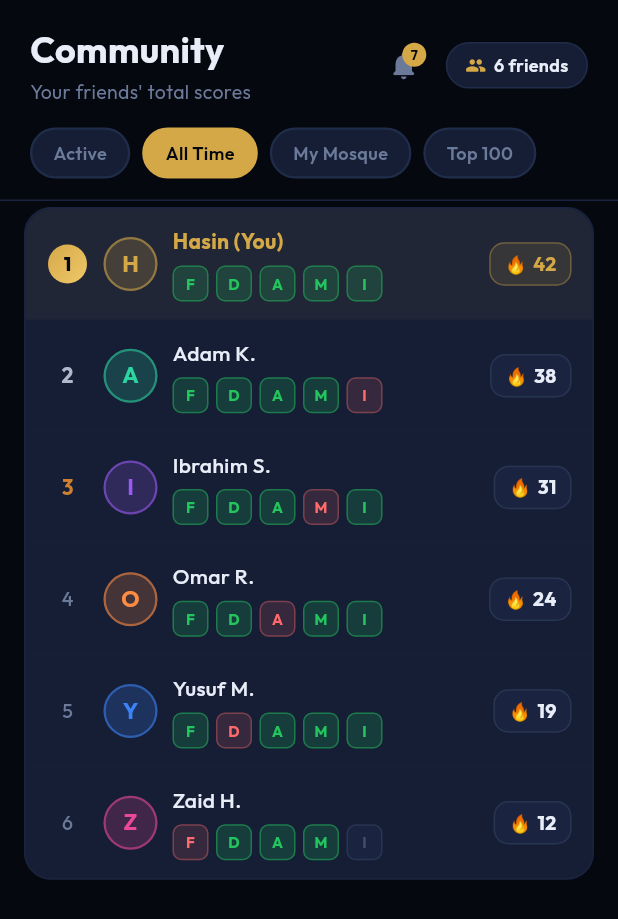
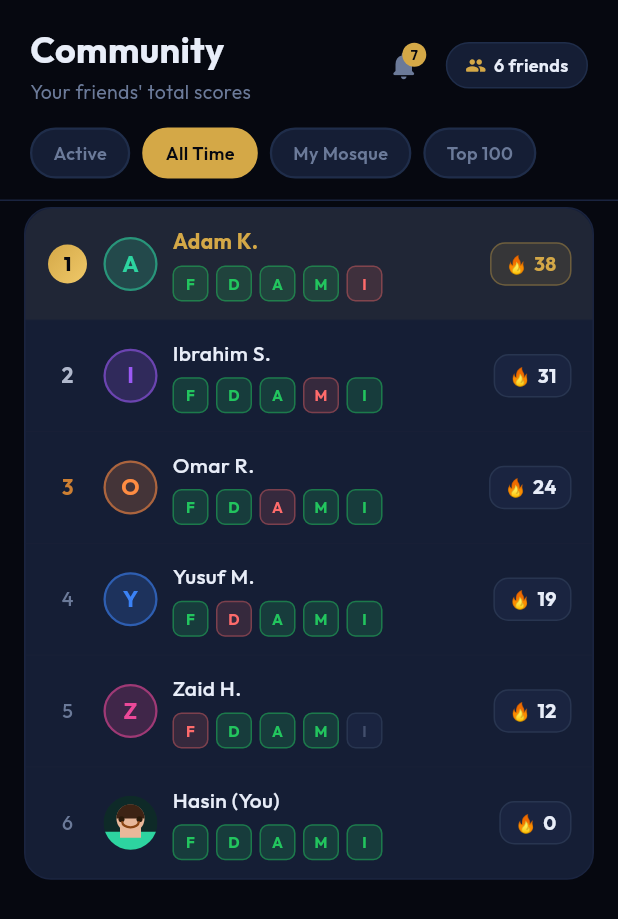
Before and after one commit to hasincltd/Salah-Socials, a Flutter app: the CommunityScreen screen opened directly, after a tap on "All Time", on a phone screen of 412 x 824 dp. Shown: the top 919 px of the screen. Run offline on Flutter 3.47's test engine with Material 3 defaults, Android fonts, the phone set to English and light mode, and no system bars; our stand-ins replace firebase_auth, firebase_core, flutter_dotenv, flutter_local_notifications, geolocator, google_fonts and 5 more; accounts and stored records are empty.

Commit message:
Hardcoded values removed — real streak, SS coins, avatar consistent across all screens
Co-Authored-By: Claude Sonnet 4.6 <noreply@anthropic.com>

```diff
--- a/lib/screens/community/community_screen.dart
+++ b/lib/screens/community/community_screen.dart
@@ -1,6 +1,9 @@
 import 'package:flutter/material.dart';
 import 'package:google_fonts/google_fonts.dart';
+import 'package:intl/intl.dart';
+import 'package:shared_preferences/shared_preferences.dart';
 import '../../theme/app_theme.dart';
+import '../../widgets/profile_avatar.dart';
 import '../notifications/notifications_screen.dart';
 
 part 'widgets/leaderboard_tab.dart';
@@ -227,6 +230,67 @@ class CommunityScreen extends StatefulWidget {
 class _CommunityScreenState extends State<CommunityScreen> {
   _Tab _tab = _Tab.active;
   final Set<String> _sentRequests = {};
+  int _myStreak = 0;
+  int _myTotalScore = 0;
+
+  @override
+  void initState() {
+    super.initState();
+    _loadMyStats();
+  }
+
+  Future<void> _loadMyStats() async {
+    final prefs = await SharedPreferences.getInstance();
+    if (!mounted) return;
+    setState(() {
+      _myStreak     = _computeStreak(prefs);
+      _myTotalScore = _computeTotalScore(prefs);
+    });
+  }
+
+  int _computeStreak(SharedPreferences prefs) {
+    const names = ['Fajr', 'Dhuhr', 'Asr', 'Maghrib', 'Isha'];
+    String key(String dk, String n) => 'prayer_log_${dk}_$n';
+    var day = DateTime.now();
+    final todayDk = DateFormat('yyyy-MM-dd').format(day);
+    if (!names.every((n) => prefs.getBool(key(todayDk, n)) == true)) {
+      day = day.subtract(const Duration(days: 1));
+    }
+    int streak = 0;
+    for (int i = 0; i < 365; i++) {
+      final dk = DateFormat('yyyy-MM-dd').format(day);
+      if (names.every((n) => prefs.getBool(key(dk, n)) == true)) {
+        streak++;
+        day = day.subtract(const Duration(days: 1));
+      } else {
+        break;
+      }
+    }
+    return streak;
+  }
+
+  int _computeTotalScore(SharedPreferences prefs) {
+    const names = ['Fajr', 'Dhuhr', 'Asr', 'Maghrib', 'Isha'];
+    final dates = <String>{};
+    for (final k in prefs.getKeys()) {
+      if (k.startsWith('prayer_log_')) {
+        final parts = k.split('_');
+        // key: prayer_log_YYYY-MM-DD_PrayerName → parts[2] = date
+        if (parts.length == 4) dates.add(parts[2]);
+      }
+    }
+    int total = 0;
+    for (final dk in dates) {
+      if (names.every((n) => prefs.getBool('prayer_log_${dk}_$n') == true)) {
+        total++;
+      }
+    }
+    return total;
+  }
+
+  // Real data for Hasin, mock for all other friends.
+  int _activeStreak(_Friend f) => f.id == 'hasin' ? _myStreak     : f.activeStreak;
+  int _totalScore(_Friend f)   => f.id == 'hasin' ? _myTotalScore : f.totalScore;
 
   // Build the ranked leaderboard entries for the active tab.
   List<_MixedEntry> get _ranked {
@@ -236,20 +300,20 @@ class _CommunityScreenState extends State<CommunityScreen> {
       case _Tab.active:
         entries = _friends.map((f) => _MixedEntry(
           id: f.id, name: f.name, avatarColor: f.avatarColor,
-          streak: f.activeStreak, isFriend: true, prayers: f.activePrayers,
+          streak: _activeStreak(f), isFriend: true, prayers: f.activePrayers,
         )).toList();
 
       case _Tab.allTime:
         entries = _friends.map((f) => _MixedEntry(
           id: f.id, name: f.name, avatarColor: f.avatarColor,
-          streak: f.totalScore, isFriend: true, prayers: f.allTimePrayers,
+          streak: _totalScore(f), isFriend: true, prayers: f.allTimePrayers,
         )).toList();
 
       case _Tab.myMosque:
         entries = [
           ..._friends.map((f) => _MixedEntry(
             id: f.id, name: f.name, avatarColor: f.avatarColor,
-            streak: f.activeStreak, isFriend: true, prayers: f.mosquePrayers,
+            streak: _activeStreak(f), isFriend: true, prayers: f.mosquePrayers,
           )),
           ..._mosqueFriends.map((nf) => _MixedEntry(
             id: nf.id, name: nf.name, avatarColor: nf.avatarColor,
@@ -261,7 +325,7 @@ class _CommunityScreenState extends State<CommunityScreen> {
         entries = [
           ..._friends.map((f) => _MixedEntry(
             id: f.id, name: f.name, avatarColor: f.avatarColor,
-            streak: f.activeStreak, isFriend: true, prayers: f.activePrayers,
+            streak: _activeStreak(f), isFriend: true, prayers: f.activePrayers,
           )),
           ..._top100NonFriends.map((nf) => _MixedEntry(
             id: nf.id, name: nf.name, avatarColor: nf.avatarColor,
--- a/lib/screens/community/widgets/friend_row.dart
+++ b/lib/screens/community/widgets/friend_row.dart
@@ -43,7 +43,9 @@ class _FriendRow extends StatelessWidget {
           ),
           const SizedBox(width: 10),
           // Avatar
-          _Avatar(name: entry.name, color: entry.avatarColor, size: 36),
+          entry.id == 'hasin'
+              ? ProfileAvatar(size: 36)
+              : _Avatar(name: entry.name, color: entry.avatarColor, size: 36),
           const SizedBox(width: 10),
           // Name + prayer pips
           Expanded(
```
